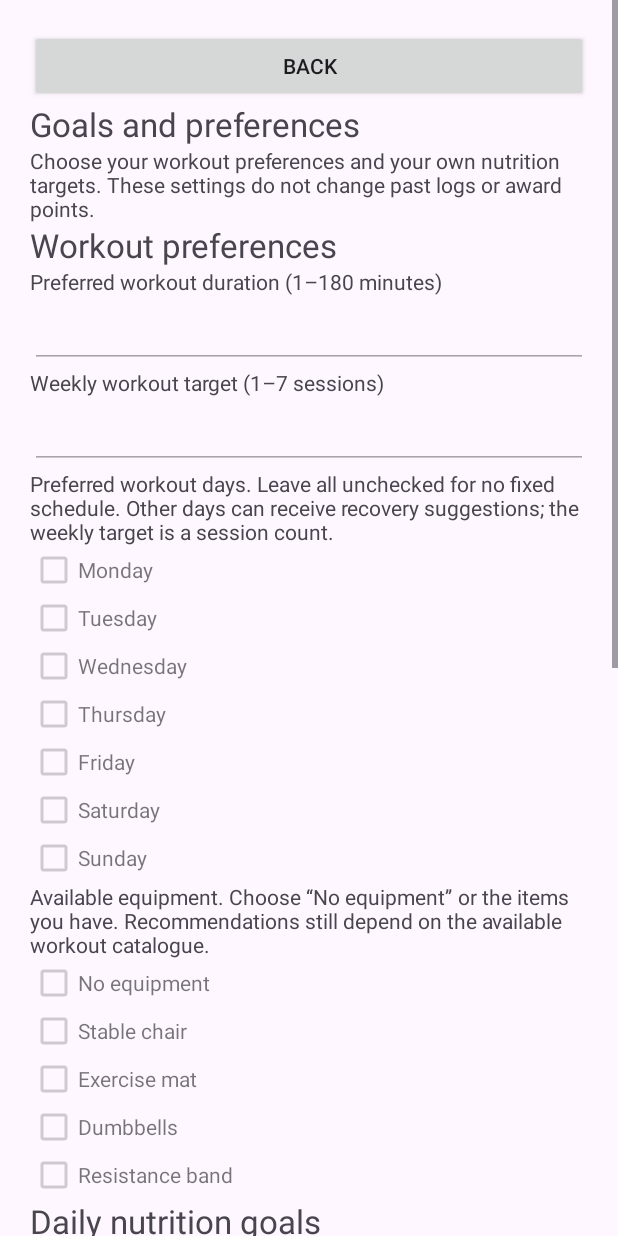
After one commit to GoonHee/FItnessBalance, an Android app: the PreferencesActivity screen opened directly, with no data from a screen before it, on a phone screen of 412 x 824 dp. The commit adds this screen. Run offline under Robolectric (Android 15) with nearby library versions, the light colour scheme and no system bars; our stand-ins replace Firebase (no records; nobody signed in at launch, a user with empty details on screens opened directly).

Commit message:
Expose workout preferences and explicit user nutrition goals

```diff
--- a/app/src/main/AndroidManifest.xml
+++ b/app/src/main/AndroidManifest.xml
@@ -82,6 +82,7 @@
             android:name="com.google.mlkit.vision.DEPENDENCIES"
             android:value="barcode_ui" />
 
+    <activity android:name=".PreferencesActivity" android:exported="false" />
     <activity android:name=".ui.exercise.ExerciseHomeActivity" android:exported="false" />
 <activity android:name=".ui.exercise.WorkoutDetailsActivity" android:exported="false" />
 <activity android:name=".ui.exercise.ActiveWorkoutActivity" android:exported="false" />
--- /dev/null
+++ b/app/src/main/java/com/example/fitnessbalance/PreferencesActivity.java
@@ -0,0 +1,165 @@
+package com.example.fitnessbalance;
+
+import android.os.Bundle;
+import android.text.InputType;
+import android.view.View;
+import android.widget.*;
+import androidx.appcompat.app.AppCompatActivity;
+import com.google.firebase.auth.*;
+import com.google.firebase.firestore.*;
+import java.util.*;
+
+public final class PreferencesActivity extends AppCompatActivity {
+    private String uid;
+    private LinearLayout form;
+    private TextView status;
+    private Button save, retry;
+    private EditText minutes, target;
+    private final Map<String, EditText> goals = new LinkedHashMap<>();
+    private final List<CheckBox> days = new ArrayList<>(), equipment = new ArrayList<>(), diets = new ArrayList<>();
+    private boolean loaded, saving;
+
+    @Override protected void onCreate(Bundle state) {
+        super.onCreate(state);
+        FirebaseUser user = FirebaseAuth.getInstance().getCurrentUser();
+        if (user == null) { finish(); return; }
+        uid = user.getUid();
+        ScrollView root = new ScrollView(this);
+        root.setId(R.id.foodRoot);
+        form = new LinearLayout(this);
+        form.setOrientation(LinearLayout.VERTICAL);
+        int pad = (int) (20 * getResources().getDisplayMetrics().density);
+        form.setPadding(pad, pad, pad, pad);
+        root.addView(form);
+        setContentView(root);
+        FoodUi.insets(this);
+        Button back = new Button(this); back.setText(R.string.back);
+        back.setOnClickListener(v -> finish()); form.addView(back);
+        heading(R.string.prefs_title);
+        note(R.string.prefs_intro);
+        heading(R.string.prefs_workout);
+        minutes = number(R.string.prefs_minutes, false);
+        target = number(R.string.prefs_target, false);
+        note(R.string.prefs_days);
+        for (String label : getResources().getStringArray(R.array.prefs_days)) days.add(check(label));
+        note(R.string.prefs_equipment);
+        for (String label : getResources().getStringArray(R.array.prefs_equipment)) equipment.add(check(label));
+        for (int i = 0; i < equipment.size(); i++) {
+            final int index = i;
+            equipment.get(i).setOnCheckedChangeListener((button, checked) -> {
+                if (!checked) return;
+                if (index == 0) {
+                    for (int j = 1; j < equipment.size(); j++) equipment.get(j).setChecked(false);
+                } else equipment.get(0).setChecked(false);
+            });
+        }
+        heading(R.string.prefs_nutrition);
+        note(R.string.prefs_goal_note);
+        int[] labels = {R.string.prefs_calories, R.string.prefs_protein, R.string.prefs_carbs, R.string.prefs_fat};
+        for (int i = 0; i < labels.length; i++) goals.put(UserPreferences.GOALS[i], number(labels[i], true));
+        heading(R.string.prefs_diet);
+        note(R.string.prefs_diet_note);
+        for (String label : getResources().getStringArray(R.array.prefs_diets)) diets.add(check(label));
+        status = new TextView(this); status.setAccessibilityLiveRegion(View.ACCESSIBILITY_LIVE_REGION_POLITE);
+        form.addView(status);
+        retry = new Button(this); retry.setText(R.string.prefs_retry); retry.setOnClickListener(v -> load()); form.addView(retry);
+        save = new Button(this); save.setText(R.string.prefs_save); save.setOnClickListener(v -> save()); form.addView(save);
+        if (state != null && uid.equals(state.getString("uid")) && state.getBoolean("loaded")) {
+            minutes.setText(state.getString("minutes")); target.setText(state.getString("target"));
+            for (String key : goals.keySet()) goals.get(key).setText(state.getString(key));
+            restore(days, state, "days"); restore(equipment, state, "equipment"); restore(diets, state, "diets");
+            loaded = true; retry.setVisibility(View.GONE); enable(true);
+        } else load();
+    }
+
+    private void heading(int text) { TextView view = new TextView(this); view.setText(text); view.setTextSize(22); form.addView(view); }
+    private void note(int text) { TextView view = new TextView(this); view.setText(text); form.addView(view); }
+    private EditText number(int label, boolean decimal) {
+        TextView caption = new TextView(this); caption.setText(label); form.addView(caption);
+        EditText input = new EditText(this); input.setId(View.generateViewId()); input.setSaveEnabled(false);
+        caption.setLabelFor(input.getId()); input.setSingleLine(true); input.setMinHeight((int)(48 * getResources().getDisplayMetrics().density));
+        input.setInputType(InputType.TYPE_CLASS_NUMBER | (decimal ? InputType.TYPE_NUMBER_FLAG_DECIMAL : 0));
+        input.setFilters(new android.text.InputFilter[]{new android.text.InputFilter.LengthFilter(10)});
+        form.addView(input); return input;
+    }
+    private CheckBox check(String text) { CheckBox c = new CheckBox(this); c.setText(text); c.setSaveEnabled(false); form.addView(c); return c; }
+    private void enable(boolean value) {
+        minutes.setEnabled(value); target.setEnabled(value);
+        for (EditText input : goals.values()) input.setEnabled(value);
+        for (List<CheckBox> group : Arrays.asList(days, equipment, diets)) for (CheckBox c : group) c.setEnabled(value);
+        save.setEnabled(value && loaded);
+    }
+    private DocumentReference profile() { return FirebaseFirestore.getInstance().collection("users").document(uid); }
+    private boolean sameUser() { FirebaseUser user = FirebaseAuth.getInstance().getCurrentUser(); return user != null && uid.equals(user.getUid()); }
+    private void load() {
+        loaded = false; enable(false); retry.setVisibility(View.GONE); status.setText(R.string.fl_loading);
+        if (!sameUser()) { status.setText(R.string.fl_sign_in); return; }
+        profile().get(Source.SERVER).addOnSuccessListener(this, document -> {
+            if (!sameUser()) { finish(); return; }
+            if (!document.exists()) { status.setText(R.string.prefs_missing_profile); return; }
+            minutes.setText(String.valueOf(com.example.fitnessbalance.util.Values.integer(document.get("preferredWorkoutMinutes"), 10)));
+            target.setText(String.valueOf(com.example.fitnessbalance.util.Values.integer(document.get("weeklyWorkoutTarget"), 3)));
+            Object selectedDays = document.get("preferredWorkoutDays");
+            for (int i = 0; i < days.size(); i++) {
+                boolean selected = false;
+                if (selectedDays instanceof List) for (Object day : (List<?>) selectedDays)
+                    if (day instanceof Number && ((Number) day).intValue() == i + 1) selected = true;
+                days.get(i).setChecked(selected);
+            }
+            choose(equipment, UserPreferences.EQUIPMENT, document.get("equipment"));
+            boolean any = false; for (CheckBox c : equipment) any |= c.isChecked();
+            if (!any) equipment.get(0).setChecked(true);
+            choose(diets, UserPreferences.DIETS, document.get("dietaryPreferences"));
+            for (String key : goals.keySet()) {
+                Object value = document.get(key);
+                goals.get(key).setText(value instanceof Number ? value.toString() : "");
+            }
+            loaded = true; enable(true);
+            status.setText(document.contains("dailyCalorieGoal") && !document.contains("nutritionGoalSource")
+                    ? R.string.prefs_legacy_goal : R.string.prefs_loaded);
+        }).addOnFailureListener(this, error -> { status.setText(R.string.prefs_load_error); retry.setVisibility(View.VISIBLE); });
+    }
+    private void choose(List<CheckBox> views, List<String> keys, Object raw) {
+        for (int i = 0; i < views.size(); i++) views.get(i).setChecked(raw instanceof List && ((List<?>) raw).contains(keys.get(i)));
+    }
+    private List<String> chosen(List<CheckBox> views, List<String> keys) {
+        List<String> result = new ArrayList<>(); for (int i = 0; i < views.size(); i++) if (views.get(i).isChecked()) result.add(keys.get(i)); return result;
+    }
+    private void save() {
+        if (!loaded || saving) return;
+        if (!sameUser()) { status.setText(R.string.fl_sign_in); return; }
+        final Map<String, Object> values;
+        try {
+            Map<String, Double> nutrition = new HashMap<>();
+            for (String key : goals.keySet()) {
+                String text = goals.get(key).getText().toString().trim().replace(',', '.');
+                if (!text.isEmpty()) nutrition.put(key, Double.parseDouble(text));
+            }
+            List<Integer> selectedDays = new ArrayList<>();
+            for (int i = 0; i < days.size(); i++) if (days.get(i).isChecked()) selectedDays.add(i + 1);
+            values = UserPreferences.validate(Integer.parseInt(minutes.getText().toString().trim()),
+                    Integer.parseInt(target.getText().toString().trim()), selectedDays,
+                    chosen(equipment, UserPreferences.EQUIPMENT), chosen(diets, UserPreferences.DIETS), nutrition);
+            for (String key : UserPreferences.GOALS) if (!values.containsKey(key)) values.put(key, FieldValue.delete());
+            values.put("nutritionGoalSource", nutrition.isEmpty() ? "not_set" : "user_entered");
+            values.put("preferencesUpdatedAt", FieldValue.serverTimestamp());
+        } catch (IllegalArgumentException invalid) { status.setText(R.string.prefs_invalid); return; }
+        saving = true; enable(false); status.setText(R.string.fl_saving);
+        FirebaseFirestore.getInstance().runTransaction(tx -> {
+            if (!tx.get(profile()).exists()) throw new IllegalStateException("Missing profile");
+            tx.set(profile(), values, SetOptions.merge()); return null;
+        }).addOnSuccessListener(this, unused -> { saving = false; enable(true); status.setText(R.string.prefs_saved); })
+          .addOnFailureListener(this, error -> { saving = false; enable(true); status.setText(R.string.prefs_save_error); });
+    }
+    @Override protected void onStart() { super.onStart(); if (uid != null && !sameUser()) finish(); }
+    @Override protected void onSaveInstanceState(Bundle state) {
+        super.onSaveInstanceState(state);
+        if (uid == null) return;
+        state.putString("uid", uid); state.putBoolean("loaded", loaded);
+        state.putString("minutes", minutes.getText().toString()); state.putString("target", target.getText().toString());
+        for (String key : goals.keySet()) state.putString(key, goals.get(key).getText().toString());
+        store(days, state, "days"); store(equipment, state, "equipment"); store(diets, state, "diets");
+    }
+    private void store(List<CheckBox> views, Bundle state, String key) { boolean[] selected = new boolean[views.size()]; for (int i = 0; i < selected.length; i++) selected[i] = views.get(i).isChecked(); state.putBooleanArray(key, selected); }
+    private void restore(List<CheckBox> views, Bundle state, String key) { boolean[] selected = state.getBooleanArray(key); if (selected != null) for (int i = 0; i < Math.min(selected.length, views.size()); i++) views.get(i).setChecked(selected[i]); }
+}
--- a/app/src/main/java/com/example/fitnessbalance/ProfileActivity.java
+++ b/app/src/main/java/com/example/fitnessbalance/ProfileActivity.java
@@ -90,6 +90,8 @@ public class ProfileActivity extends AppCompatActivity {
         setupSpinner();
         loadUserData();
         setupClickListeners();
+        findViewById(R.id.preferencesButton).setOnClickListener(v ->
+                startActivity(new Intent(this, PreferencesActivity.class)));
         setEditMode(false);
     }
 
--- a/app/src/main/java/com/example/fitnessbalance/RegistrationActivity.java
+++ b/app/src/main/java/com/example/fitnessbalance/RegistrationActivity.java
@@ -204,7 +204,8 @@ public class RegistrationActivity extends AppCompatActivity {
         userData.put("email", email);
         userData.put("createdAt", new java.util.Date());
         userData.put("isVerified", false);
-        userData.put("dailyCalorieGoal", 2000);
+        // Nutrition goals stay unset until the user explicitly chooses them.
+        userData.put("nutritionGoalSource", "not_set");
 
         firestore.collection("users")
                 .document(userId)
--- /dev/null
+++ b/app/src/main/res/values/preferences_strings.xml
@@ -0,0 +1,29 @@
+<resources>
+    <string name="prefs_title">Goals and preferences</string>
+    <string name="prefs_intro">Choose your workout preferences and your own nutrition targets. These settings do not change past logs or award points.</string>
+    <string name="prefs_workout">Workout preferences</string>
+    <string name="prefs_minutes">Preferred workout duration (1–180 minutes)</string>
+    <string name="prefs_target">Weekly workout target (1–7 sessions)</string>
+    <string name="prefs_days">Preferred workout days. Leave all unchecked for no fixed schedule. Other days can receive recovery suggestions; the weekly target is a session count.</string>
+    <string name="prefs_equipment">Available equipment. Choose “No equipment” or the items you have. Recommendations still depend on the available workout catalogue.</string>
+    <string-array name="prefs_days"><item>Monday</item><item>Tuesday</item><item>Wednesday</item><item>Thursday</item><item>Friday</item><item>Saturday</item><item>Sunday</item></string-array>
+    <string-array name="prefs_equipment"><item>No equipment</item><item>Stable chair</item><item>Exercise mat</item><item>Dumbbells</item><item>Resistance band</item></string-array>
+    <string name="prefs_nutrition">Daily nutrition goals</string>
+    <string name="prefs_goal_note">Enter targets you have chosen or agreed with a qualified professional. The app does not calculate a personalised diet prescription here. Leave a goal blank to keep it unset or clear it. Calories and macro targets are independent and are not automatically balanced.</string>
+    <string name="prefs_calories">Daily calorie goal (kcal)</string>
+    <string name="prefs_protein">Daily protein goal (g)</string>
+    <string name="prefs_carbs">Daily carbohydrate goal (g)</string>
+    <string name="prefs_fat">Daily fat goal (g)</string>
+    <string name="prefs_diet">Dietary preferences</string>
+    <string name="prefs_diet_note">Optional preferences saved for future food recommendations. They do not filter search yet or certify foods as halal, vegetarian or allergen-safe.</string>
+    <string-array name="prefs_diets"><item>Halal preference</item><item>Vegetarian</item><item>Vegan</item><item>Avoid pork</item><item>Avoid alcohol</item></string-array>
+    <string name="prefs_retry">Retry loading preferences</string>
+    <string name="prefs_save">Save preferences</string>
+    <string name="prefs_loaded">Review your choices, then save.</string>
+    <string name="prefs_saved">Preferences saved. Reopen the Exercise page to refresh recommendations. Nutrition preferences are saved for future recommendations.</string>
+    <string name="prefs_load_error">Preferences could not be loaded. Check your connection and retry. Saving is disabled until your existing settings are loaded.</string>
+    <string name="prefs_save_error">Preferences were not confirmed saved. Check your connection and sign-in, then retry.</string>
+    <string name="prefs_missing_profile">Your profile could not be found. Return to Profile and complete setup first.</string>
+    <string name="prefs_legacy_goal">Your existing calorie goal may be an earlier default. Review or clear it before saving your choices.</string>
+    <string name="prefs_invalid">Check your entries: duration 1–180 whole minutes, weekly target 1–7, and select equipment or “No equipment”. Optional calories must be greater than 0 and at most 20,000; macro goals must be 0–5,000 g. These are input limits, not recommended intake ranges.</string>
+</resources>
```
Also changed, not shown: app/src/main/java/com/example/fitnessbalance/UserPreferences.java (added, +42 -0 lines), app/src/main/res/layout/activity_profile.xml (+7 -0 lines), 2 other files.
